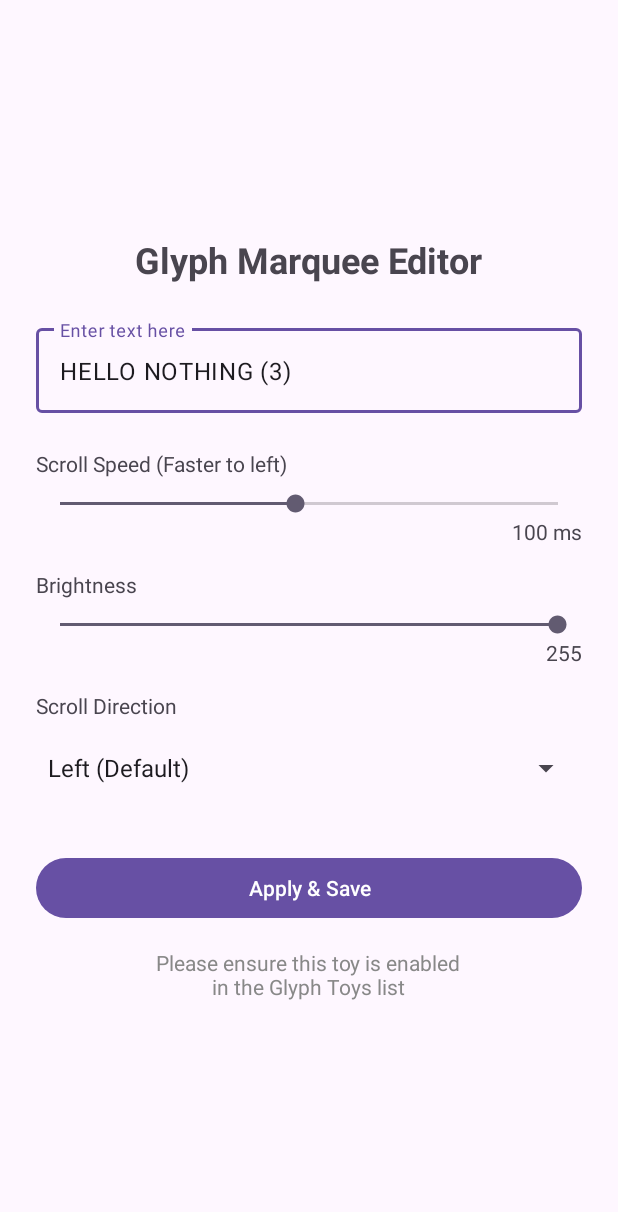
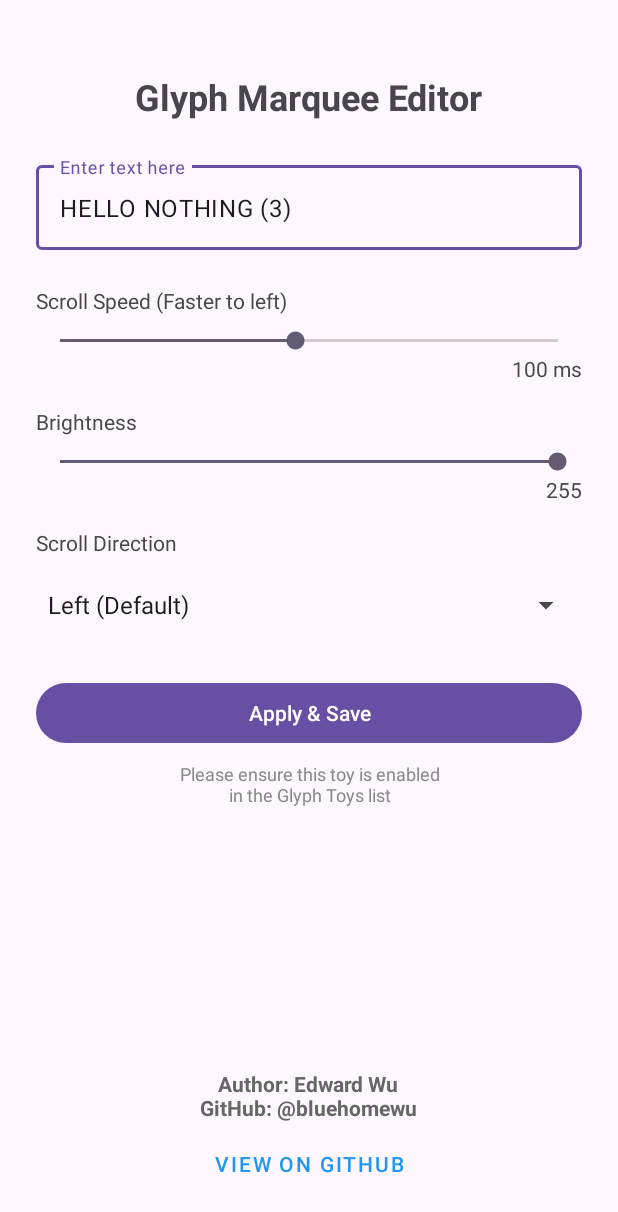
Before and after one commit to bluehomewu/GlyphMarquee, an Android app: the screen it shows after launch (MainActivity), on a phone screen of 412 x 824 dp. Shown: the top 1212 px of the screen. Run offline under Robolectric (Android 15) with nearby library versions, the phone set to English and light mode, and no system bars.

Commit message:
GlyphMatrix: feat: add author info and GitHub repository link to UI footer
- Updated `activity_main.xml` to include a footer section using `layout_weight`, ensuring it stays at the bottom.
- Added author details (Edward Wu) and a "View on GitHub" button.
- Implemented `Intent.ACTION_VIEW` in `MainActivity` to open the project repository URL.
- Added bilingual string resources (English/Traditional Chinese) for the new UI elements.

Signed-off-by: EdwardWu <bluehome.wu@gmail.com>

```diff
--- a/app/src/main/java/tw/bluehomewu/glyphmarquee/MainActivity.kt
+++ b/app/src/main/java/tw/bluehomewu/glyphmarquee/MainActivity.kt
@@ -106,5 +106,17 @@ class MainActivity : AppCompatActivity() {
 
             Toast.makeText(this, getString(R.string.toast_settings_updated), Toast.LENGTH_SHORT).show()
         }
+
+        val btnGithub = findViewById<Button>(R.id.btnGithub)
+        btnGithub.setOnClickListener {
+            try {
+                val uri = android.net.Uri.parse("https://github.com/bluehomewu/GlyphMarquee")
+                val intent = Intent(Intent.ACTION_VIEW, uri)
+                startActivity(intent)
+            } catch (e: Exception) {
+                // 防止使用者沒安裝瀏覽器導致閃退 (雖然機率很低)
+                Toast.makeText(this, "無法開啟連結", Toast.LENGTH_SHORT).show()
+            }
+        }
     }
 }
--- a/app/src/main/res/layout/activity_main.xml
+++ b/app/src/main/res/layout/activity_main.xml
@@ -4,7 +4,7 @@
     android:layout_height="match_parent"
     android:orientation="vertical"
     android:padding="24dp"
-    android:gravity="center">
+    android:gravity="center_horizontal"> <!-- 改為水平置中，垂直由 weight 控制 -->
 
     <TextView
         android:layout_width="wrap_content"
@@ -12,7 +12,8 @@
         android:text="@string/editor_title"
         android:textSize="24sp"
         android:textStyle="bold"
-        android:layout_marginBottom="24dp"/>
+        android:layout_marginBottom="24dp"
+        android:layout_marginTop="24dp"/>
 
     <!-- 文字輸入框 -->
     <com.google.android.material.textfield.TextInputLayout
@@ -52,9 +53,7 @@
         android:text="@string/initial_speed_value"
         android:layout_gravity="end"/>
 
-    <!-- =========================== -->
     <!-- 亮度控制 -->
-    <!-- =========================== -->
     <TextView
         android:layout_width="wrap_content"
         android:layout_height="wrap_content"
@@ -77,11 +76,8 @@
         android:layout_height="wrap_content"
         android:text="@string/initial_brightness_value"
         android:layout_gravity="end"/>
-    <!-- =========================== -->
 
-    <!-- =========================== -->
     <!-- 方向控制 -->
-    <!-- =========================== -->
     <TextView
         android:layout_width="wrap_content"
         android:layout_height="wrap_content"
@@ -95,7 +91,6 @@
         android:layout_height="wrap_content"
         android:layout_marginTop="8dp"
         android:minHeight="48dp"/>
-    <!-- =========================== -->
 
     <!-- 套用按鈕 -->
     <Button
@@ -103,14 +98,52 @@
         android:layout_width="match_parent"
         android:layout_height="wrap_content"
         android:text="@string/btn_apply"
-        android:layout_marginTop="32dp"/>
+        android:layout_marginTop="24dp"/>
 
     <TextView
         android:layout_width="wrap_content"
         android:layout_height="wrap_content"
         android:text="@string/warning_text"
         android:gravity="center"
+        android:textSize="12sp"
         android:textColor="#888888"
-        android:layout_marginTop="16dp"/>
+        android:layout_marginTop="8dp"/>
+
+    <!-- =========================== -->
+    <!-- 彈簧視圖：把下方的東西推到底部 -->
+    <!-- =========================== -->
+    <View
+        android:layout_width="match_parent"
+        android:layout_height="0dp"
+        android:layout_weight="1"/>
+
+    <!-- =========================== -->
+    <!-- 作者資訊 Footer -->
+    <!-- =========================== -->
+    <LinearLayout
+        android:layout_width="match_parent"
+        android:layout_height="wrap_content"
+        android:orientation="vertical"
+        android:gravity="center"
+        android:layout_marginTop="16dp">
+
+        <TextView
+            android:layout_width="wrap_content"
+            android:layout_height="wrap_content"
+            android:text="@string/author_info"
+            android:gravity="center"
+            android:textStyle="bold"
+            android:textColor="#666666"/>
+
+        <!-- 使用 TextButton 風格，比較不搶眼 -->
+        <Button
+            android:id="@+id/btnGithub"
+            style="@style/Widget.MaterialComponents.Button.TextButton"
+            android:layout_width="wrap_content"
+            android:layout_height="wrap_content"
+            android:text="@string/visit_github"
+            android:textColor="#2196F3"
+            android:layout_marginTop="4dp"/>
+    </LinearLayout>
 
 </LinearLayout>
--- a/app/src/main/res/values/strings.xml
+++ b/app/src/main/res/values/strings.xml
@@ -26,4 +26,8 @@
         <item>Up</item>
         <item>Down</item>
     </string-array>
+
+    <!-- Author Info -->
+    <string name="author_info">Author: Edward Wu\nGitHub: @bluehomewu</string>
+    <string name="visit_github">View on GitHub</string>
 </resources>
```
Also changed, not shown: 1 other file.
